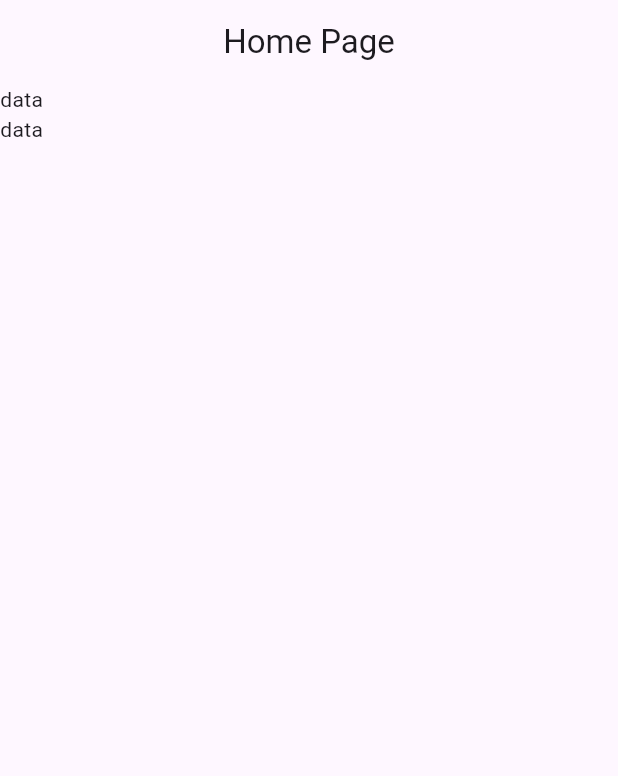
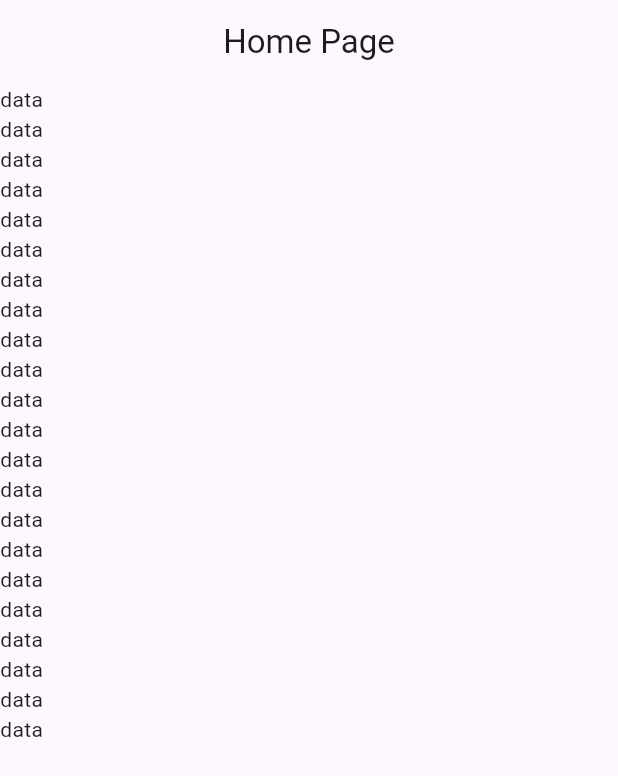
Before and after one commit to fahimshahariar09/medical_store, a Flutter app: the screen it shows after launch, on a phone screen of 412 x 824 dp. Shown: the top 776 px of the screen. Run offline on Flutter 3.47's test engine with Material 3 defaults, Android fonts, the phone set to English and light mode, and no system bars.

Commit message:
first commit

```diff
--- a/lib/view/screen/home_page.dart
+++ b/lib/view/screen/home_page.dart
@@ -13,8 +13,17 @@ class HomePage extends StatelessWidget {
       body: Column(
         children: [
           Text("data"),
+          Text("data"), Text("data"),
+          Text("data"), Text("data"),
+          Text("data"), Text("data"),
+          Text("data"), Text("data"),
+          Text("data"), Text("data"),
+          Text("data"), Text("data"),
+          Text("data"), Text("data"),
+          Text("data"), Text("data"),
+          Text("data"), Text("data"),
+          Text("data"), Text("data"),
           Text("data"),
-
         ],
       ),
     );
```
